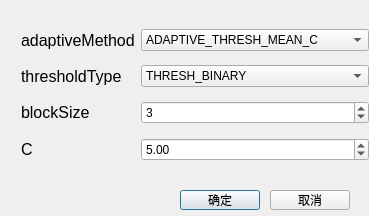
This is contour/adaptivethreshold.ui in BugAngel/ImageProcessingTeachingSoftware as Qt 5 draws it before an edit. The edited form follows.
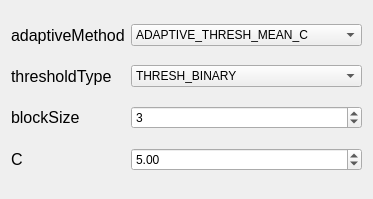
This is the edited form.

Patch:
```diff
--- a/contour/adaptivethreshold.ui
+++ b/contour/adaptivethreshold.ui
@@ -7,62 +7,13 @@
     <x>0</x>
     <y>0</y>
     <width>369</width>
-    <height>216</height>
+    <height>199</height>
    </rect>
   </property>
   <property name="windowTitle">
    <string>Dialog</string>
   </property>
-  <widget class="QPushButton" name="pushButton">
-   <property name="geometry">
-    <rect>
-     <x>180</x>
-     <y>190</y>
-     <width>80</width>
-     <height>20</height>
-    </rect>
-   </property>
-   <property name="text">
-    <string>确定</string>
-   </property>
-  </widget>
-  <widget class="QPushButton" name="pushButton_2">
-   <property name="geometry">
-    <rect>
-     <x>270</x>
-     <y>190</y>
-     <width>80</width>
-     <height>20</height>
-    </rect>
-   </property>
-   <property name="text">
-    <string>取消</string>
-   </property>
-  </widget>
-  <widget class="QWidget" name="layoutWidget">
-   <property name="geometry">
-    <rect>
-     <x>21</x>
-     <y>21</y>
-     <width>348</width>
-     <height>151</height>
-    </rect>
-   </property>
    <layout class="QGridLayout" name="gridLayout">
-    <item row="0" column="2">
-     <widget class="QComboBox" name="comboBoxMethod">
-      <item>
-       <property name="text">
-        <string>ADAPTIVE_THRESH_MEAN_C</string>
-       </property>
-      </item>
-      <item>
-       <property name="text">
-        <string>ADAPTIVE_THRESH_GAUSSIAN_C</string>
-       </property>
-      </item>
-     </widget>
-    </item>
     <item row="0" column="0">
      <widget class="QLabel" name="label">
       <property name="font">
@@ -76,16 +27,16 @@
       </property>
      </widget>
     </item>
-    <item row="1" column="2">
-     <widget class="QComboBox" name="comboBoxType">
+   <item row="0" column="1">
+    <widget class="QComboBox" name="comboBoxMethod">
       <item>
        <property name="text">
-        <string>THRESH_BINARY</string>
+       <string>ADAPTIVE_THRESH_MEAN_C</string>
        </property>
       </item>
       <item>
        <property name="text">
-        <string>THRESH_BINARY_INV</string>
+       <string>ADAPTIVE_THRESH_GAUSSIAN_C</string>
        </property>
       </item>
      </widget>
@@ -103,6 +54,20 @@
       </property>
      </widget>
     </item>
+   <item row="1" column="1">
+    <widget class="QComboBox" name="comboBoxType">
+     <item>
+      <property name="text">
+       <string>THRESH_BINARY</string>
+      </property>
+     </item>
+     <item>
+      <property name="text">
+       <string>THRESH_BINARY_INV</string>
+      </property>
+     </item>
+    </widget>
+   </item>
     <item row="2" column="0">
      <widget class="QLabel" name="label_3">
       <property name="font">
@@ -116,30 +81,33 @@
       </property>
      </widget>
     </item>
-    <item row="3" column="0">
-     <widget class="QLabel" name="label_4">
-      <property name="font">
-       <font>
-        <family>Arial</family>
-        <pointsize>12</pointsize>
-       </font>
-      </property>
-      <property name="text">
-       <string>C</string>
-      </property>
-     </widget>
-    </item>
-    <item row="2" column="2">
+   <item row="2" column="1">
      <widget class="QSpinBox" name="spinBox">
       <property name="maximum">
        <number>9999</number>
       </property>
+     <property name="singleStep">
+      <number>2</number>
+     </property>
       <property name="value">
        <number>3</number>
       </property>
      </widget>
     </item>
-    <item row="3" column="2">
+   <item row="3" column="0">
+    <widget class="QLabel" name="label_4">
+     <property name="font">
+      <font>
+       <family>Arial</family>
+       <pointsize>12</pointsize>
+      </font>
+     </property>
+     <property name="text">
+      <string>C</string>
+     </property>
+    </widget>
+   </item>
+   <item row="3" column="1">
      <widget class="QDoubleSpinBox" name="doubleSpinBox">
       <property name="maximum">
        <double>9999.989999999999782</double>
@@ -150,7 +118,6 @@
      </widget>
     </item>
    </layout>
-  </widget>
  </widget>
  <resources/>
  <connections/>
```
Lines whose indentation alone changed are shown as unchanged.
